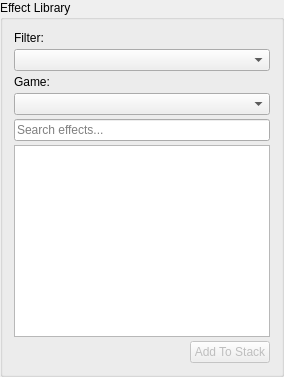
Wolfieeewolf/OpenRGB3DSpatialPlugin, file ui/forms/EffectLibraryPanel.ui: the form before one commit.
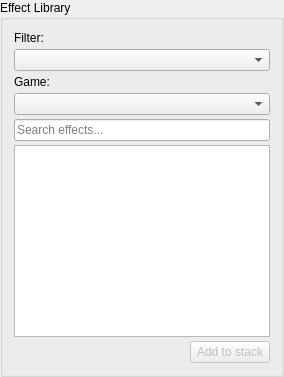
The form after the commit.

Commit message:
fix: multipass polish FolderVolume, ShaderField, scene UI, and stack panels
Drop legacy FolderVolume settings shims, fail-closed ShaderField and strip kernels, and clean long-idle UI wiring/copy.

```diff
--- a/ui/forms/EffectLibraryPanel.ui
+++ b/ui/forms/EffectLibraryPanel.ui
@@ -93,7 +93,7 @@
         <bool>false</bool>
        </property>
        <property name="text">
-        <string>Add To Stack</string>
+        <string>Add to stack</string>
        </property>
       </widget>
      </item>
```
The commit also changes 27 other files.
